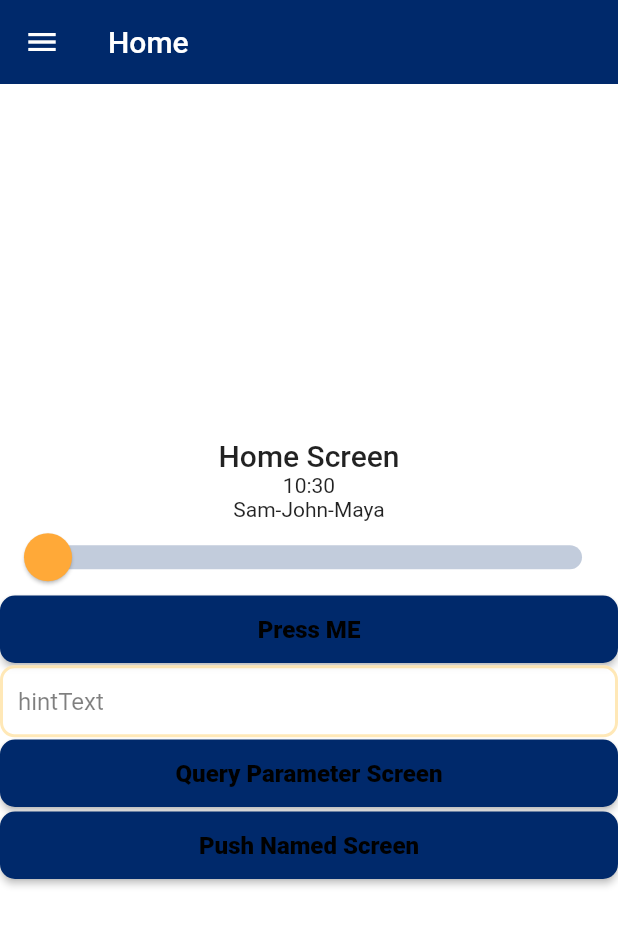
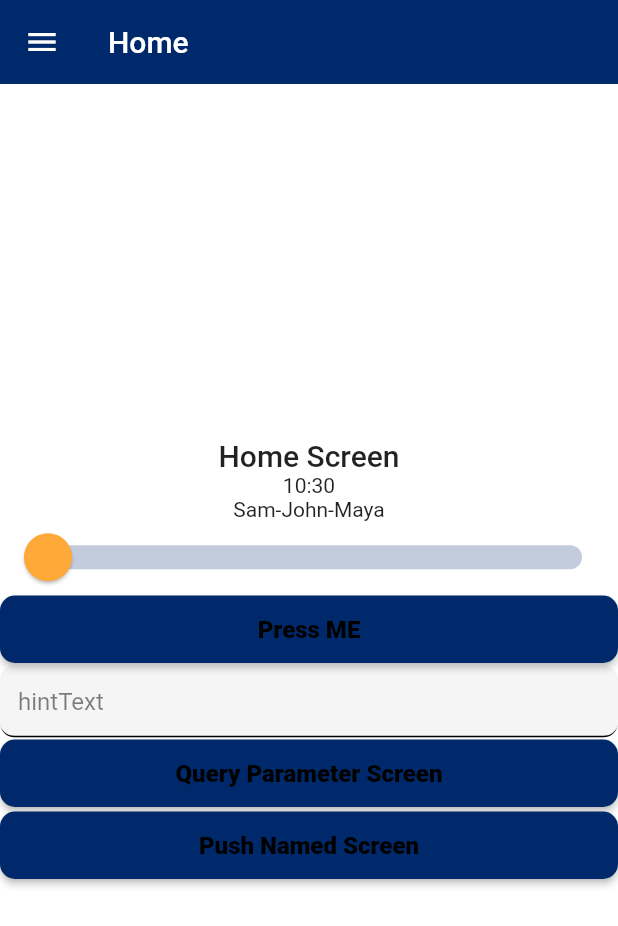
Before and after one commit to nahidnsu152/patternPod, a Flutter app: the HomeScreen screen opened directly, on a phone screen of 412 x 824 dp. Shown: the top 926 px of the screen. Run offline on Flutter 3.47's test engine with Material 2 defaults, Android fonts, the light colour scheme and no system bars; our stand-ins replace bot_toast, cached_network_image, dropdown_button2, equatable, flex_color_scheme, flutter_hooks and 14 more; missing offline and left inert: flutter_easylogger, flutter_inappwebview; accounts and stored records are empty.

Commit message:
textform field updated

```diff
--- a/lib/widgets/k_text_form_field.dart
+++ b/lib/widgets/k_text_form_field.dart
@@ -19,6 +19,7 @@ class KTextFormField extends HookConsumerWidget {
     this.onTap,
     this.prefix,
     this.suffix,
+    this.prefixIcon,
     this.suffixIcon,
     this.validator,
     this.focusNode,
@@ -27,7 +28,12 @@ class KTextFormField extends HookConsumerWidget {
     this.onChanged,
     this.textInputAction,
     this.maxLines = 1,
-    this.contentPadding = const EdgeInsets.symmetric(horizontal: 12),
+    this.fillColor,
+    this.inputBorder,
+    this.contentPadding = const EdgeInsets.symmetric(
+      horizontal: 12,
+      vertical: 12,
+    ),
     this.onFieldSubmitted,
   }) : super(key: key);
 
@@ -37,7 +43,7 @@ class KTextFormField extends HookConsumerWidget {
   final Widget? icon;
   final bool readOnly, isLabel;
   final VoidCallback? onTap;
-  final Widget? prefix, suffix, suffixIcon;
+  final Widget? prefix, suffix, prefixIcon, suffixIcon;
   final String? Function(String?)? validator;
   final bool isObscure;
   final FocusNode? focusNode;
@@ -47,47 +53,44 @@ class KTextFormField extends HookConsumerWidget {
   final int? maxLines;
   final EdgeInsetsGeometry contentPadding;
   final void Function(String)? onFieldSubmitted;
+  final Color? fillColor;
+  final InputBorder? inputBorder;
 
   @override
   Widget build(BuildContext context, WidgetRef ref) {
     final hideText = useState(true);
-    final border = OutlineInputBorder(
+    final border = UnderlineInputBorder(
       borderRadius: radius10,
-      borderSide: BorderSide(
-        color: context.color.secondaryContainer.withOpacity(0.5),
-        width: 2.w,
+      borderSide: const BorderSide(
+        color: Colors.black,
       ),
     );
     return TextFormField(
       obscureText: isObscure ? hideText.value : false,
       controller: controller,
       readOnly: readOnly,
+      cursorHeight: 20.h,
       autovalidateMode: AutovalidateMode.onUserInteraction,
       style: CustomStyle.textFieldStyle,
-      cursorColor: context.color.secondaryContainer,
+      cursorColor: Colors.black,
       cursorWidth: 2.w,
       textAlign: textAlign,
       keyboardType: keyboardType,
-      maxLines: maxLines,
+      maxLines: isObscure ? 1 : maxLines,
       focusNode: focusNode,
       decoration: InputDecoration(
         hintText: isLabel ? null : hintText,
         hintStyle: CustomStyle.textFieldHintStyle,
         labelText: isLabel ? hintText : null,
         contentPadding: contentPadding,
-        border: border,
-        enabledBorder: border,
-        focusedBorder: OutlineInputBorder(
-          borderRadius: radius10,
-          borderSide: BorderSide(
-            color: context.color.secondaryContainer,
-            width: 2.w,
-          ),
-        ),
+        border: inputBorder ?? border,
+        enabledBorder: inputBorder ?? border,
+        focusedBorder: inputBorder ?? border,
         filled: true,
-        fillColor: Colors.white.withOpacity(0.8),
+        fillColor: fillColor,
         prefix: prefix,
         suffix: suffix,
+        prefixIcon: prefixIcon,
         suffixIcon: isObscure
             ? KInkWell(
                 borderRadius: radius24,
```
Also changed, not shown: lib/widgets/k_titled_text_form_field.dart (+18 -13 lines).
